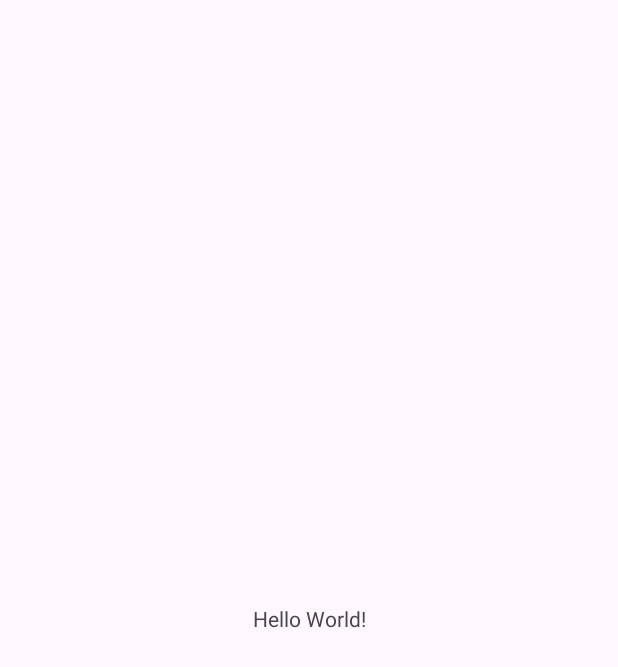
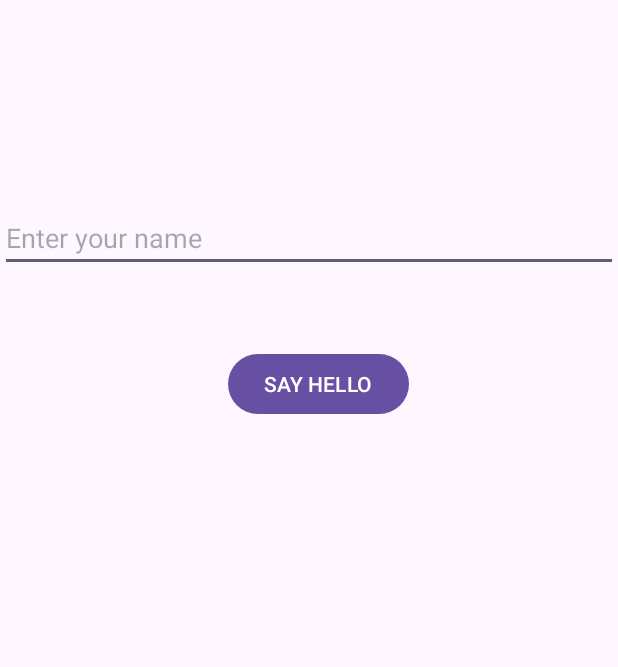
Before and after one commit to yugbit2021/Android-Development, an Android app: the screen it shows after launch (MainActivity), on a phone screen of 412 x 824 dp. Before the commit the part shown is almost empty. Shown: the top 667 px of the screen. Run offline under Robolectric (Android 15) with nearby library versions, the phone set to English and light mode, and no system bars.

Commit message:
greeting app

```diff
--- a/GreetingsApp/app/src/main/java/com/example/greetingsapp/MainActivity.kt
+++ b/GreetingsApp/app/src/main/java/com/example/greetingsapp/MainActivity.kt
@@ -2,10 +2,23 @@ package com.example.greetingsapp
 
 import androidx.appcompat.app.AppCompatActivity
 import android.os.Bundle
+import android.widget.Button
+import android.widget.EditText
+import android.widget.Toast
 
 class MainActivity : AppCompatActivity() {
     override fun onCreate(savedInstanceState: Bundle?) {
         super.onCreate(savedInstanceState)
         setContentView(R.layout.activity_main)
+
+        val et:EditText=findViewById(R.id.editText);
+        val btn:Button=findViewById(R.id.button);
+
+
+
+        btn.setOnClickListener(){
+            val str=et.text;
+            Toast.makeText(this,"Hello "+str,Toast.LENGTH_LONG).show();
+        }
     }
 }
--- a/GreetingsApp/app/src/main/res/layout/activity_main.xml
+++ b/GreetingsApp/app/src/main/res/layout/activity_main.xml
@@ -3,16 +3,28 @@
     xmlns:app="http://schemas.android.com/apk/res-auto"
     xmlns:tools="http://schemas.android.com/tools"
     android:layout_width="match_parent"
+
     android:layout_height="match_parent"
     tools:context=".MainActivity">
 
-    <TextView
-        android:layout_width="wrap_content"
+    <EditText
+        android:id="@+id/editText"
+        android:layout_width="0dp"
         android:layout_height="wrap_content"
-        android:text="Hello World!"
-        app:layout_constraintBottom_toBottomOf="parent"
+        android:layout_marginTop="136dp"
+        android:hint="Enter your name"
         app:layout_constraintEnd_toEndOf="parent"
+        app:layout_constraintHorizontal_bias="0.0"
         app:layout_constraintStart_toStartOf="parent"
         app:layout_constraintTop_toTopOf="parent" />
 
+    <Button
+        android:id="@+id/button"
+        android:layout_width="wrap_content"
+        android:layout_height="wrap_content"
+        android:layout_marginStart="152dp"
+        android:layout_marginTop="232dp"
+        android:text="SAY HELLO"
+        app:layout_constraintStart_toStartOf="parent"
+        app:layout_constraintTop_toTopOf="parent" />
 </androidx.constraintlayout.widget.ConstraintLayout>
```
